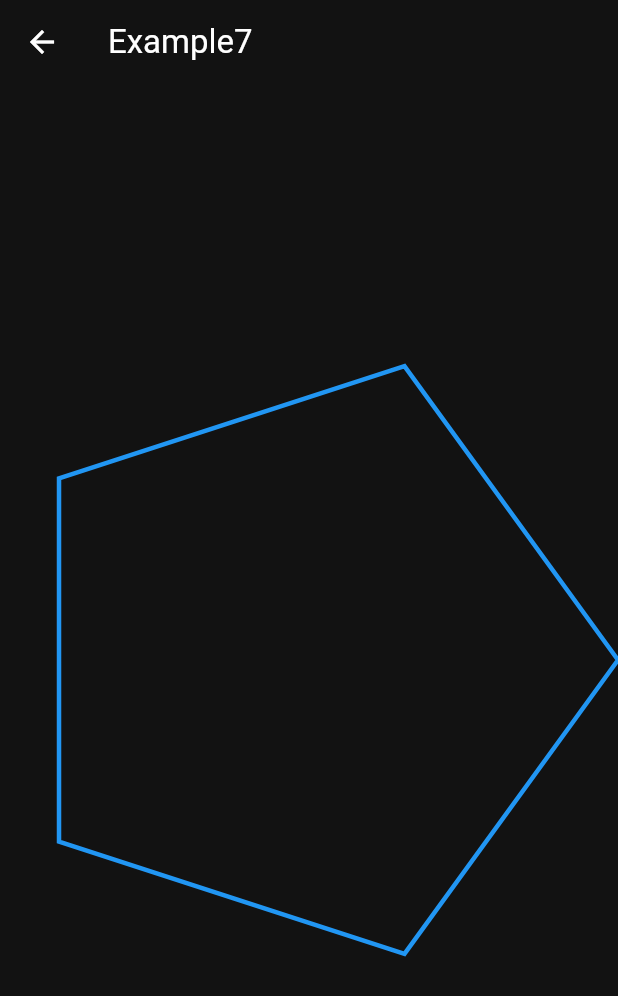
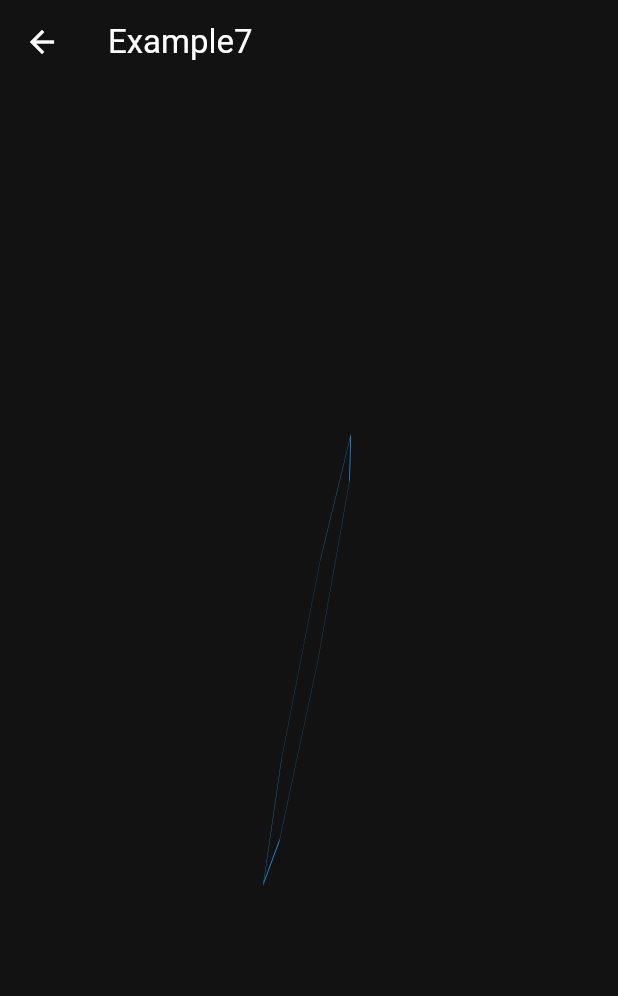
Before and after one commit to iabhishekmp/vandad_animation_course, a Flutter app: the Example7 screen opened directly, on a phone screen of 412 x 824 dp. Shown: the top 996 px of the screen. Run offline on Flutter 3.47's test engine with Material 2 defaults, Android fonts, the light colour scheme and no system bars.

Commit message:
Custom Painter & polygon

```diff
--- a/lib/example_7_custom_painter_and_polygon.dart
+++ b/lib/example_7_custom_painter_and_polygon.dart
@@ -2,8 +2,73 @@ import 'dart:math' show pi, cos, sin;
 
 import 'package:flutter/material.dart';
 
-class Example7 extends StatelessWidget {
+class Example7 extends StatefulWidget {
   const Example7({super.key});
+
+  @override
+  State<Example7> createState() => _Example7State();
+}
+
+class _Example7State extends State<Example7> with TickerProviderStateMixin {
+  late final AnimationController sideAnimationController;
+  late final Animation<int> sideAnimation;
+
+  late final AnimationController radiusAnimationController;
+  late final Animation<double> radiusAnimation;
+
+  late final AnimationController rotationAnimationController;
+  late final Animation<double> rotationAnimation;
+
+  @override
+  void initState() {
+    super.initState();
+    sideAnimationController = AnimationController(
+      vsync: this,
+      duration: const Duration(seconds: 3),
+    );
+    sideAnimation = IntTween(
+      begin: 3,
+      end: 10,
+    ).animate(sideAnimationController);
+
+    radiusAnimationController = AnimationController(
+      vsync: this,
+      duration: const Duration(seconds: 3),
+    );
+    radiusAnimation = Tween<double>(
+      begin: 20,
+      end: 400,
+    )
+        .chain(CurveTween(curve: Curves.bounceInOut))
+        .animate(radiusAnimationController);
+
+    rotationAnimationController = AnimationController(
+      vsync: this,
+      duration: const Duration(seconds: 3),
+    );
+    rotationAnimation = Tween<double>(
+      begin: 0,
+      end: 2 * pi,
+    )
+        .chain(CurveTween(curve: Curves.easeInOut))
+        .animate(rotationAnimationController);
+  }
+
+  @override
+  void dispose() {
+    sideAnimationController.dispose();
+    radiusAnimationController.dispose();
+    rotationAnimationController.dispose();
+    super.dispose();
+  }
+
+  @override
+  void didChangeDependencies() {
+    super.didChangeDependencies();
+    sideAnimationController.repeat(reverse: true);
+    radiusAnimationController.repeat(reverse: true);
+    rotationAnimationController.repeat(reverse: true);
+  }
 
   @override
   Widget build(BuildContext context) {
@@ -12,12 +77,28 @@ class Example7 extends StatelessWidget {
         title: const Text('Example7'),
       ),
       body: Center(
-        child: SizedBox(
-          height: 500,
-          width: 500,
-          child: CustomPaint(
-            painter: Polygon(sides: 5),
-          ),
+        child: AnimatedBuilder(
+          animation: Listenable.merge([
+            sideAnimationController,
+            radiusAnimationController,
+            rotationAnimationController,
+          ]),
+          builder: (context, child) {
+            return Transform(
+              alignment: Alignment.center,
+              transform: Matrix4.identity()
+                ..rotateX(rotationAnimation.value)
+                ..rotateY(rotationAnimation.value)
+                ..rotateZ(rotationAnimation.value),
+              child: CustomPaint(
+                painter: Polygon(sides: sideAnimation.value),
+                child: SizedBox(
+                  height: radiusAnimation.value,
+                  width: radiusAnimation.value,
+                ),
+              ),
+            );
+          },
         ),
       ),
     );
```
